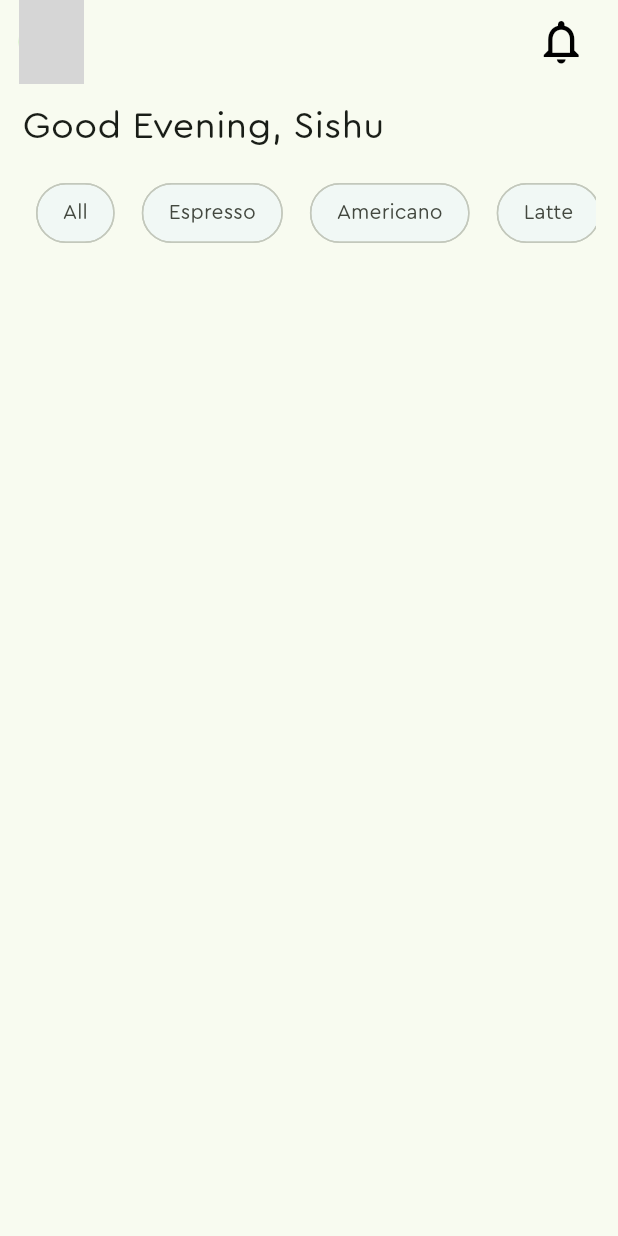
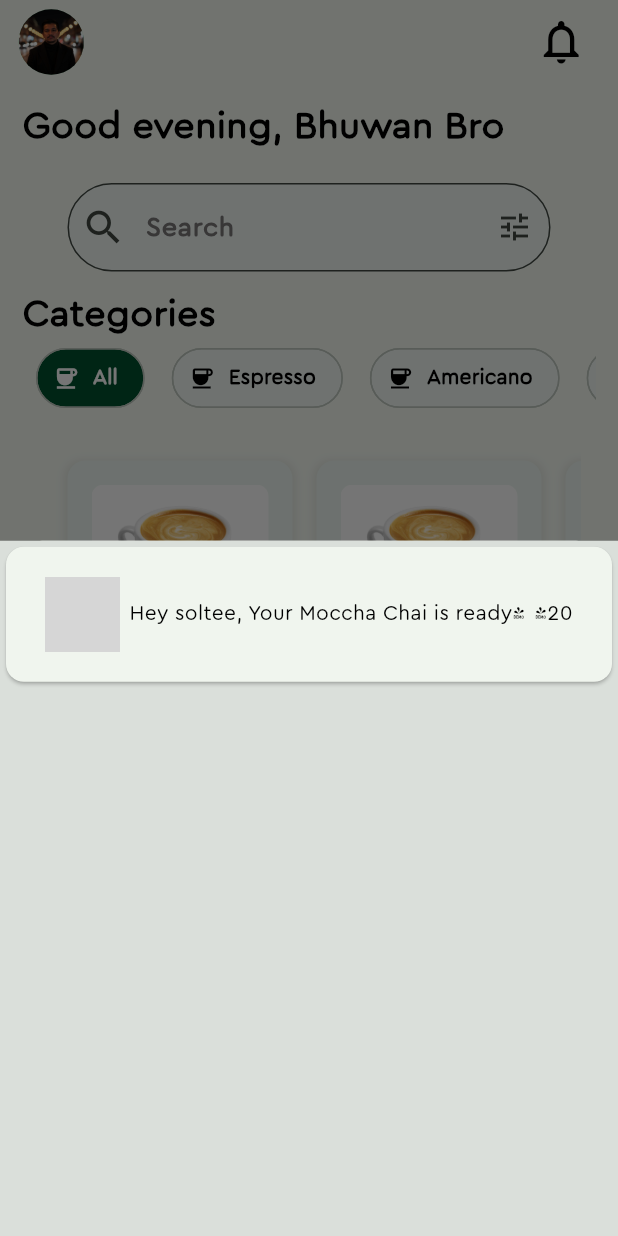
Before and after one commit to Bhuwan980/coffe_shop, a Flutter app: the screen it shows after launch, after a tap on the "notifications" icon, on a phone screen of 412 x 824 dp. Run offline on Flutter 3.47's test engine with Material 3 defaults, Android fonts, the phone set to English and light mode, and no system bars; grey boxes are pictures that could not be loaded.

Commit message:
added bottom navigation

```diff
--- /dev/null
+++ b/lib/coffee_card.dart
@@ -0,0 +1,94 @@
+import 'package:flutter/material.dart';
+
+class CoffeeCard extends StatefulWidget {
+  final String coffeeTitle;
+  const CoffeeCard({super.key, required this.coffeeTitle});
+
+  @override
+  State<CoffeeCard> createState() => _CoffeeCardState();
+}
+
+class _CoffeeCardState extends State<CoffeeCard> {
+  @override
+  Widget build(BuildContext context) {
+   // final cardSize = MediaQuery.of(context).size.width;
+    return Container(
+      padding: const EdgeInsets.all(8), // Padding outside the card for spacing
+      height: 270, // Card height as before
+      width: 150, // Card width as before
+      decoration: BoxDecoration(
+        color: const Color.fromARGB(255, 238, 247, 241),
+        borderRadius: BorderRadius.circular(12),
+        boxShadow: [
+          BoxShadow(
+            color: Colors.grey.withOpacity(0.2),
+            spreadRadius: 2,
+            blurRadius: 4,
+            offset: const Offset(0, 2),
+          ),
+        ],
+      ),
+      child: Column(
+        crossAxisAlignment: CrossAxisAlignment.start,
+        children: [
+          // Image section with padding around it
+          Padding(
+            padding: const EdgeInsets.all(8.0), // Padding around the image
+            child: ClipRRect(
+              borderRadius: BorderRadius.circular(8), // Rounded corners for the image
+              child: Image.asset(
+                'assets/images/latte.png', // Your image asset
+                height: 100, // Square image size (height = width)
+                width: 130, // Square image size (width = height)
+                fit: BoxFit.cover,
+              ),
+            ),
+          ),
+
+          // Coffee title
+          Text(
+            widget.coffeeTitle,
+            style: const TextStyle(fontSize: 18, fontWeight: FontWeight.bold),
+            overflow: TextOverflow.ellipsis,
+          ),
+
+          // Description
+          const Text(
+            'With chocolate and melons for the ',
+            style: TextStyle(fontSize: 12),
+            overflow: TextOverflow.ellipsis,
+          ),
+
+          // Row for price and add button
+          Row(
+            mainAxisAlignment: MainAxisAlignment.spaceBetween,
+            children: [
+              const Text(
+                '\$4.99', // Price text
+                style: TextStyle(
+                  fontSize: 16,
+                  fontWeight: FontWeight.bold,
+                ),
+              ),
+              // Add button in circular shape
+              GestureDetector(
+                onTap: () {
+                  // Handle add to cart functionality here
+                },
+                child: CircleAvatar(
+                  radius: 18, // Circular button
+                  backgroundColor: Theme.of(context).colorScheme.primary,
+                  child: const Icon(
+                    Icons.add,
+                    color: Colors.white,
+                    size: 18,
+                  ),
+                ),
+              ),
+            ],
+          ),
+        ],
+      ),
+    );
+  }
+}
--- /dev/null
+++ b/lib/favorite_page.dart
@@ -0,0 +1,12 @@
+import 'package:flutter/material.dart';
+
+class FavoritePage extends StatelessWidget {
+  const FavoritePage({super.key});
+
+  @override
+  Widget build(BuildContext context) {
+    return const Center(
+      child: Text('Hey this is favorite page'),
+    );
+  }
+}
--- /dev/null
+++ b/lib/focus_manager_widget.dart
@@ -0,0 +1,20 @@
+import 'package:flutter/material.dart';
+
+class FocusManagerWidget extends StatelessWidget {
+  final Widget child;
+
+  const FocusManagerWidget({
+    super.key,
+    required this.child,
+  });
+
+  @override
+  Widget build(BuildContext context) {
+    return GestureDetector(
+      onTap: () {
+        FocusManager.instance.primaryFocus?.unfocus();
+      },
+      child: child,
+    );
+  }
+}
--- /dev/null
+++ b/lib/global_variable.dart
@@ -0,0 +1,36 @@
+final coffeeList = [
+  {
+    {
+      "id": 0,
+      "title": "Latte",
+      "price": 80,
+      "description": "with milk",
+      "request_note": "could you please make that extra sweet... gracies",
+      "image": "assets/images/latte.png"
+    },
+    {
+      "id": 1,
+      "title": "Latte",
+      "price": 80,
+      "description": "with milk",
+      "request_note": "could you please make that extra sweet... gracies",
+      "image": "assets/images/latte.png"
+    },
+    {
+      "id": 2,
+      "title": "Latte",
+      "price": 80,
+      "description": "with milk",
+      "request_note": "could you please make that extra sweet... gracies",
+      "image": "assets/images/latte.png"
+    },
+    {
+      "id": 3,
+      "title": "Latte",
+      "price": 80,
+      "description": "with milk",
+      "request_note": "could you please make that extra sweet... gracies",
+      "image": "assets/images/latte.png"
+    }
+  }
+];
--- a/lib/home_page.dart
+++ b/lib/home_page.dart
@@ -1,46 +1,73 @@
 import 'package:flutter/material.dart';
-import 'package:flutter/rendering.dart';
+import 'package:shoes_shop/favorite_page.dart';
+import 'package:shoes_shop/main_page.dart';
+import 'package:shoes_shop/notification_card.dart';
+import 'package:shoes_shop/profile_page.dart';
+import 'coffee_card.dart'; // Import the CoffeeCard widget
 
-class HomePage extends StatelessWidget {
-  const HomePage({super.key});
+class HomePage extends StatefulWidget {
+  HomePage({super.key});
 
-  final List<String> coffeeNames = const [
-    'All',
-    'Espresso',
-    'Americano',
-    'Latte',
-    'Cappuccino',
-    'Mocha',
-    'Macchiato',
-    'Flat White',
-    'Affogato',
-    'Cortado',
-    'Ristretto',
-    'Turkish Coffee',
-    'Irish Coffee',
-    'Cold Brew',
-    'Nitro Coffee',
-    'Iced Coffee',
-    'Pour Over'
-  ];
+  @override
+  State<HomePage> createState() => _HomePageState();
+}
+
+class _HomePageState extends State<HomePage> {
+  int currentPage = 0;
+  List<Widget> pages = const [MainPage(), FavoritePage(), ProfilePage()];
+
+//slide up for notification icon
+  void _showModalButtomSheet(BuildContext context) {
+    showModalBottomSheet(
+      context: context,
+      builder: (context) => Container(
+        color: const Color.fromARGB(255, 218, 223, 218),
+        height: double.infinity,
+        //width: double.infinity,
+        child: SingleChildScrollView(
+          child: Card(
+            // padding: const EdgeInsets.all(15),
+            //height: 30,
+            // width: double.infinity,
+            child: Padding(
+              padding: const EdgeInsets.all(20),
+              child: Row(
+                mainAxisAlignment: MainAxisAlignment.spaceEvenly,
+                children: [
+                  ClipRRect(
+                      borderRadius: BorderRadius.circular(100),
+                      child: Image.asset(
+                        'assets/images/sishu.jpg',
+                        height: 50,
+                      )),
+                  const Text('Hey soltee, Your Moccha Chai is ready\!'),
+                  const Text("\$20")
+                ],
+              ),
+            ),
+          ),
+        ),
+      ),
+    );
+  }
+
   @override
   Widget build(BuildContext context) {
-    // getting the width of the device
     final screenWidth = MediaQuery.of(context).size.width;
     return Scaffold(
+      resizeToAvoidBottomInset: true,
       appBar: AppBar(
         leading: Padding(
           padding: EdgeInsets.only(left: screenWidth * 0.03),
           child: const CircleAvatar(
-            backgroundImage: AssetImage('assets/images/sishu.jpg'),
+            backgroundImage: AssetImage('assets/images/bhuwan.jpeg'),
           ),
         ),
         actions: [
           Padding(
             padding: EdgeInsets.only(right: screenWidth * 0.03),
             child: IconButton(
-              //highlightColor: Colors.green,
-              onPressed: () {},
+              onPressed: () => _showModalButtomSheet(context),
               icon: const Icon(
                 Icons.notifications_outlined,
                 size: 35,
@@ -50,43 +77,57 @@ class HomePage extends StatelessWidget {
           ),
         ],
       ),
-      body: Padding(
-        padding: const EdgeInsets.fromLTRB(15, 10, 15, 0),
-        child: Column(
-          crossAxisAlignment: CrossAxisAlignment.start,
-          children: [
-            // good evening text
-            const Text(
-              'Good Evening, Sishu',
-              style: TextStyle(
-                //fontFamily: 'OpenSans',
-                //fontWeight: FontWeight.w500,
-                fontSize: 25,
-              ),
+      body: IndexedStack(
+        children: pages,
+        index: currentPage,
+      ),
+      bottomNavigationBar: Builder(
+        builder: (context) {
+          final screenHight = MediaQuery.of(context).size.height;
+
+          return SizedBox(
+            height: screenHight * 0.118,
+            //preferredSize: Size.fromHeight(35),
+            child: BottomNavigationBar(
+              type: BottomNavigationBarType.fixed,
+              onTap: (value) {
+                print("$value, fucker mother");
+                setState(() {
+                  currentPage = value;
+                });
+              },
+              currentIndex: currentPage,
+              backgroundColor: const Color.fromARGB(255, 220, 236, 218),
+              unselectedItemColor: const Color.fromARGB(255, 9, 9, 9),
+              selectedItemColor: Theme.of(context).primaryColor,
+              items: [
+                BottomNavigationBarItem(
+                  icon: Icon(
+                    currentPage == 0 ? Icons.home : Icons.home_outlined,
+                    size: 32,
+                  ),
+                  label: '',
+                ),
+                BottomNavigationBarItem(
+                  icon: Icon(
+                      currentPage == 1
+                          ? Icons.favorite
+                          : Icons.favorite_outline,
+                      size: 32),
+                  label: '',
+                ),
+                BottomNavigationBarItem(
+                  icon: Icon(
+                      currentPage == 2
+                          ? Icons.person_2
+                          : Icons.person_2_outlined,
+                      size: 32),
+                  label: '',
+                ),
+              ],
             ),
-            // company name filter part
-            SizedBox(
-              height: 80,
-              // margin: EdgeInsets.all(3),
-              child: ListView.builder(
-                  scrollDirection: Axis.horizontal,
-                  itemCount: coffeeNames.length,
-                  itemBuilder: (context, index) {
-                    return Padding(
-                      padding: const EdgeInsets.symmetric(horizontal: 9),
-                      child: Chip(
-                        backgroundColor:
-                            const Color.fromARGB(255, 241, 248, 245),
-                        padding: const EdgeInsets.all(9),
-                        label: Text(coffeeNames[index]),
-                        shape: RoundedRectangleBorder(
-                            borderRadius: BorderRadius.circular(100)),
-                      ),
-                    );
-                  }),
-            )
-          ],
-        ),
+          );
+        },
       ),
     );
   }
--- a/lib/main.dart
+++ b/lib/main.dart
@@ -1,8 +1,9 @@
 import 'package:flutter/material.dart';
+import 'package:shoes_shop/focus_manager_widget.dart';
 import 'package:shoes_shop/home_page.dart';
 
 void main() {
-  runApp(const MyApp());
+  runApp(const FocusManagerWidget(child: MyApp()));
 }
 
 class MyApp extends StatelessWidget {
@@ -21,11 +22,18 @@ class MyApp extends StatelessWidget {
         fontFamily: 'Cera',
         // primary color for entire application
         colorScheme: ColorScheme.fromSeed(
-            seedColor: const Color(0xFF136207),
+          seedColor: const Color.fromARGB(255, 0, 81, 45),
+          primary: const Color.fromARGB(255, 0, 81, 45),
+        ),
+        textTheme: const TextTheme(
+          bodySmall: TextStyle(color: Colors.black),
+          bodyLarge: TextStyle(color: Colors.black),
+          bodyMedium: TextStyle(color: Colors.black),
         ),
       ),
       debugShowCheckedModeBanner: false,
       title: 'Coffee App',
-        home: const HomePage());
+      home: HomePage(),
+    );
   }
 }
--- /dev/null
+++ b/lib/main_page.dart
@@ -0,0 +1,199 @@
+import 'package:flutter/material.dart';
+import 'package:shoes_shop/coffee_card.dart';
+
+class MainPage extends StatefulWidget {
+  const MainPage({super.key});
+
+  @override
+  State<MainPage> createState() => _MainPageState();
+}
+
+class _MainPageState extends State<MainPage> {
+
+  final Color creamColor = const Color.fromARGB(255, 241, 248, 245);
+  int  currentPage = 0;
+
+
+
+  late String selectedFilter;
+
+  final List<String> coffeeNames = const [
+    'All',
+    'Espresso',
+    'Americano',
+    'Latte',
+    'Cappuccino',
+    'Mocha',
+    'Macchiato',
+    'Flat White',
+    'Affogato',
+    'Cortado',
+    'Ristretto',
+    'Turkish Coffee',
+    'Irish Coffee',
+    'Cold Brew',
+    'Nitro Coffee',
+    'Iced Coffee',
+    'Pour Over'
+  ];
+   @override
+  void initState() {
+    super.initState();
+    selectedFilter = coffeeNames[0];
+  }
+
+  @override
+  Widget build(BuildContext context) {
+    return SingleChildScrollView(
+        child: Padding(
+          padding: const EdgeInsets.fromLTRB(15, 10, 15, 0),
+          child: Column(
+            crossAxisAlignment: CrossAxisAlignment.start,
+            children: [
+              const Text(
+                'Good evening, Bhuwan Bro',
+                style: TextStyle(
+                  fontWeight: FontWeight.bold,
+                  fontSize: 25,
+                ),
+              ),
+              const SizedBox(height: 10),
+              Padding(
+                padding: const EdgeInsets.only(
+                    left: 30, top: 10, bottom: 10, right: 30),
+                child: TextField(
+                  decoration: InputDecoration(
+                    prefixIcon: const Icon(
+                      Icons.search,
+                      size: 30,
+                    ),
+                    suffixIcon: const Icon(Icons.tune),
+                    hintText: 'Search',
+                    hintStyle: const TextStyle(
+                      fontWeight: FontWeight.bold,
+                      fontFamily: 'Cera',
+                      fontSize: 18,
+                      color: Color.fromARGB(255, 123, 120, 120),
+                    ),
+                    border: const OutlineInputBorder(
+                      borderRadius: BorderRadius.all(Radius.circular(100)),
+                    ),
+                    filled: true,
+                    fillColor: creamColor,
+                  ),
+                ),
+              ),
+              const Text(
+                'Categories',
+                style: TextStyle(fontSize: 25, fontWeight: FontWeight.bold),
+              ),
+              SizedBox(
+                height: 50,
+                child: ListView.builder(
+                    scrollDirection: Axis.horizontal,
+                    itemCount: coffeeNames.length,
+                    itemBuilder: (context, index) {
+                      String filter = coffeeNames[index];
+                      return Padding(
+                        padding: const EdgeInsets.symmetric(horizontal: 9),
+                        child: GestureDetector(
+                          onTap: () {
+                            if (mounted) {
+                              setState(() {
+                                selectedFilter = filter;
+                              });
+                            }
+                          },
+                          child: Chip(
+                            avatar: Icon(
+                              Icons.coffee,
+                              color: selectedFilter == filter
+                                  ? Colors.white
+                                  : Colors.black,
+                            ),
+                            backgroundColor: selectedFilter == filter
+                                ? Theme.of(context).colorScheme.primary
+                                : creamColor,
+                            labelStyle: TextStyle(
+                                color: selectedFilter == filter
+                                    ? Colors.white
+                                    : Colors.black,
+                                fontWeight: FontWeight.bold),
+                            padding: const EdgeInsets.all(9),
+                            label: Text(
+                              coffeeNames[index],
+                            ),
+                            shape: RoundedRectangleBorder(
+                                borderRadius: BorderRadius.circular(100)),
+                          ),
+                        ),
+                      );
+                    }),
+              ),
+              // Coffee card list (based on selected filter)
+              Container(
+                padding: const EdgeInsets.all(10),
+                height: 275,
+                child: ListView.builder(
+                  padding: const EdgeInsets.all(12),
+                  scrollDirection: Axis.horizontal,
+                  itemCount:
+                      19, // You may update this based on the filtered list
+                  itemBuilder: (context, index) {
+                    return Padding(
+                      padding: const EdgeInsets.all(8.0),
+                      child: CoffeeCard(coffeeTitle: selectedFilter),
+                    );
+                  },
+                ),
+              ),
+
+              // special offer section
+              const Text(
+                'Special Offer 🔥',
+                style: TextStyle(
+                  fontWeight: FontWeight.bold,
+                  fontSize: 25,
+                ),
+              ),
+
+              Card(
+                shape: RoundedRectangleBorder(
+                  borderRadius: BorderRadius.circular(20),
+                ),
+                child: Row(
+                  children: [
+                    ClipRRect(
+                      borderRadius: const BorderRadius.only(
+                          topLeft: Radius.circular(20),
+                          bottomLeft: Radius.circular(20)),
+                      child: Image.asset(
+                        'assets/images/bhuwan.jpeg',
+                        height: 140,
+                      ),
+                    ),
+                    const Column(
+                      mainAxisAlignment: MainAxisAlignment.center,
+                      //crossAxisAlignment: CrossAxisAlignment.center,
+                      children: [
+                        Padding(
+                          padding: EdgeInsets.all(20.0),
+                          child: Center(
+                            child: Text(
+                              'Grab it now! Its an offer \n with chocolate and matte.',
+                              style: TextStyle(
+                                  fontWeight: FontWeight.bold, fontSize: 13),
+                            ),
+                          ),
+                        )
+                      ],
+                    )
+                  ],
+                ),
+              ),
+            ],
+          ),
+        ),
+      );
+  }
+}
--- /dev/null
+++ b/lib/profile_page.dart
@@ -0,0 +1,12 @@
+import 'package:flutter/material.dart';
+
+class ProfilePage extends StatelessWidget {
+  const ProfilePage({super.key});
+
+  @override
+  Widget build(BuildContext context) {
+    return const Center(
+      child: Text('this is profile page'),
+    );
+  }
+}
--- a/pubspec.yaml
+++ b/pubspec.yaml
@@ -30,6 +30,7 @@ flutter:
   assets:
     - assets/images/bhuwan.jpeg
     - assets/images/sishu.jpg
+    - assets/images/latte.png
 
   # Fonts section
   fonts:
@@ -39,7 +40,5 @@ flutter:
           weight: 700
     - family: Cera
       fonts:
-        - asset: assets/fonts/ceraroundpro-black.otf
-          weight: 700
         - asset: assets/fonts/ceraroundpro-regular.otf
           weight: 400
```
Also changed, not shown: lib/notification_card.dart (added, +10 -0 lines), assets/fonts/Foceraroundpro-medium.otf (added), assets/images/latte.png (added). Lines whose indentation alone changed are shown as unchanged.
